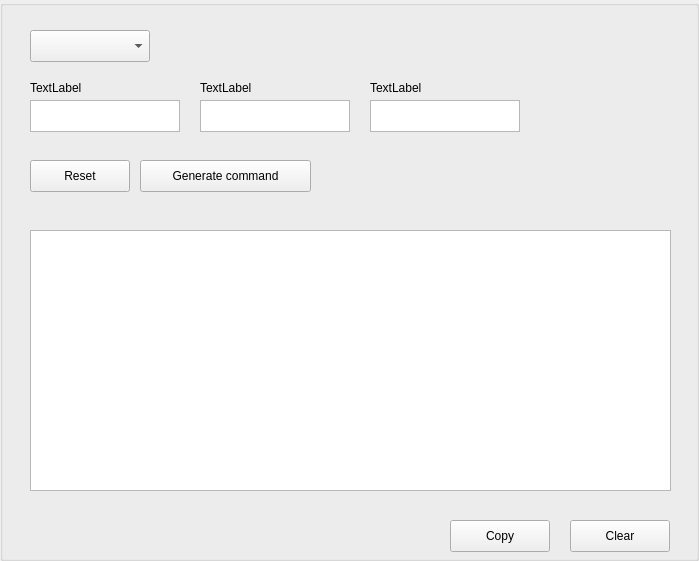
This is gui/command/command.ui in LotusAndCompany/devtools as Qt 5 draws it before an edit. The edited form follows.
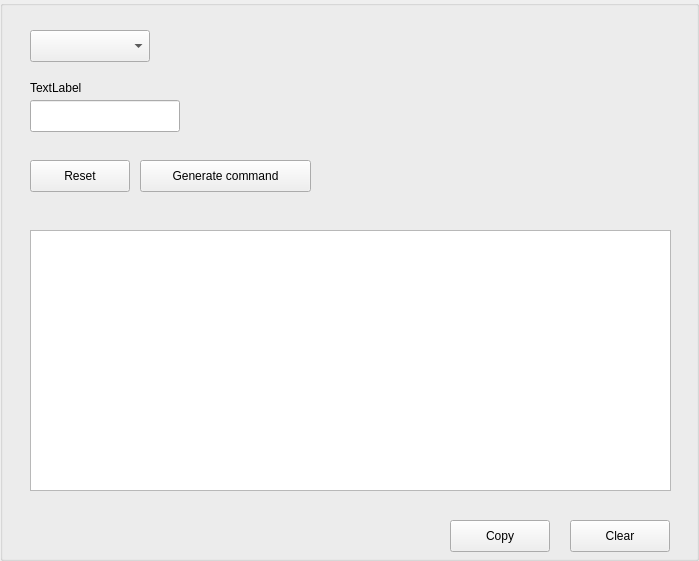
This is the edited form.

What changed in the file:
```diff
--- a/gui/command/command.ui
+++ b/gui/command/command.ui
@@ -32,16 +32,6 @@
     <bool>false</bool>
    </property>
   </widget>
-  <widget class="QTextEdit" name="textEdit">
-   <property name="geometry">
-    <rect>
-     <x>30</x>
-     <y>100</y>
-     <width>150</width>
-     <height>32</height>
-    </rect>
-   </property>
-  </widget>
   <widget class="QPushButton" name="copyButton">
    <property name="geometry">
     <rect>
@@ -86,26 +76,6 @@
     <string>Reset</string>
    </property>
   </widget>
-  <widget class="QTextEdit" name="textEdit_2">
-   <property name="geometry">
-    <rect>
-     <x>200</x>
-     <y>100</y>
-     <width>150</width>
-     <height>32</height>
-    </rect>
-   </property>
-  </widget>
-  <widget class="QTextEdit" name="textEdit_3">
-   <property name="geometry">
-    <rect>
-     <x>370</x>
-     <y>100</y>
-     <width>150</width>
-     <height>32</height>
-    </rect>
-   </property>
-  </widget>
   <widget class="QPushButton" name="generateButton">
    <property name="geometry">
     <rect>
@@ -132,32 +102,6 @@
     <string>TextLabel</string>
    </property>
   </widget>
-  <widget class="QLabel" name="label_2">
-   <property name="geometry">
-    <rect>
-     <x>200</x>
-     <y>80</y>
-     <width>58</width>
-     <height>16</height>
-    </rect>
-   </property>
-   <property name="text">
-    <string>TextLabel</string>
-   </property>
-  </widget>
-  <widget class="QLabel" name="label_3">
-   <property name="geometry">
-    <rect>
-     <x>370</x>
-     <y>80</y>
-     <width>58</width>
-     <height>16</height>
-    </rect>
-   </property>
-   <property name="text">
-    <string>TextLabel</string>
-   </property>
-  </widget>
   <widget class="QTextBrowser" name="textBrowser">
    <property name="geometry">
     <rect>
@@ -178,6 +122,16 @@
 &lt;p style=&quot;-qt-paragraph-type:empty; margin-top:0px; margin-bottom:0px; margin-left:0px; margin-right:0px; -qt-block-indent:0; text-indent:0px;&quot;&gt;&lt;br /&gt;&lt;/p&gt;&lt;/body&gt;&lt;/html&gt;</string>
    </property>
   </widget>
+  <widget class="QLineEdit" name="textEdit">
+   <property name="geometry">
+    <rect>
+     <x>30</x>
+     <y>100</y>
+     <width>150</width>
+     <height>32</height>
+    </rect>
+   </property>
+  </widget>
  </widget>
  <resources/>
  <connections/>
```
Left out of the diff: 2 changed lines with no effect on the pictures.
